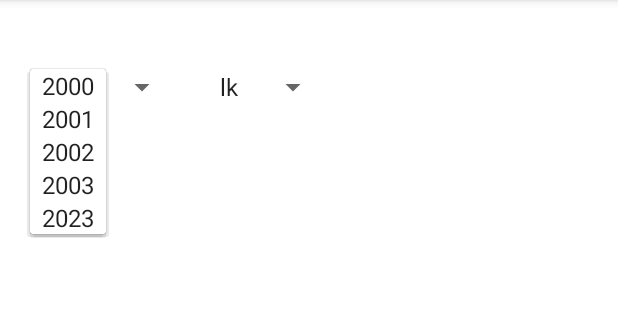
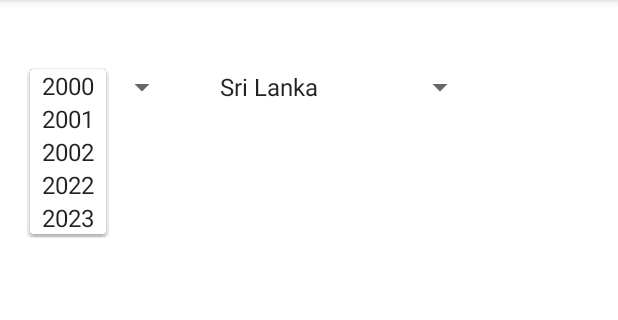
Before and after one commit to direx99/holiday-calender-app, an Android app: the screen it shows after launch (MainActivity), after a tap on "2023", on a phone screen of 412 x 824 dp, the part 84-404 px from its top. Run offline under Robolectric (Android 15) with nearby library versions, the phone set to English and light mode, and no system bars; our stand-ins replace Volley; network calls fail.

Commit message:
set country code and name using pair

```diff
--- a/app/src/main/java/io/dinith/holidayapp/MainActivity.kt
+++ b/app/src/main/java/io/dinith/holidayapp/MainActivity.kt
@@ -29,8 +29,18 @@ class MainActivity : AppCompatActivity() {
     var holidayArray = JSONArray()
 
 
+    val countries = listOf(
+        Pair("lk", "Sri Lanka"),
+        Pair("us", "United States"),
+        Pair("uk", "United Kingdom"),
+        Pair("in", "India"),
+        Pair("jp", "Japan"),
+
+        )
 
     override fun onCreate(savedInstanceState: Bundle?) {
+
+
         super.onCreate(savedInstanceState)
         setContentView(R.layout.activity_main)
 
@@ -40,7 +50,7 @@ class MainActivity : AppCompatActivity() {
         val currentYear = Calendar.getInstance().get(Calendar.YEAR).toString()
 
 
-        val data = listOf("2000","2001","2002","2003","2023")
+        val data = listOf("2000","2001","2002","2022","2023")
         val adapter = ArrayAdapter(this, android.R.layout.simple_spinner_item, data)
 
         spinner.adapter = adapter
@@ -62,13 +72,16 @@ class MainActivity : AppCompatActivity() {
                 // Do nothing
             }
         }
-        val countries = listOf("lk","us","uk","in","jp")
-        val countryAdapter = ArrayAdapter(this, android.R.layout.simple_spinner_item, countries)
-        val systemLocale = Locale.getDefault()
-        val systemCountry = systemLocale.country
+
+
+
+        val countryAdapter = ArrayAdapter(this, android.R.layout.simple_spinner_item, countries.map { it.second })
+        val defaultCountryCode = Locale.getDefault().country
+        val defaultCountryIndex = countries.indexOfFirst { it.first == defaultCountryCode }
+
         spinner1.adapter = countryAdapter
-        val systemCountryIndex = countries.indexOf(systemCountry)
-        spinner1.setSelection(systemCountryIndex)
+        spinner1.setSelection(defaultCountryIndex)
+
 
 
         spinner1.onItemSelectedListener = object : AdapterView.OnItemSelectedListener {
@@ -76,11 +89,10 @@ class MainActivity : AppCompatActivity() {
                 val selectedItem = parent.getItemAtPosition(position) as String
                 Toast.makeText(applicationContext,"Selected $selectedItem", Toast.LENGTH_LONG).show()
 
-
-                selectedCountry = selectedItem
+                // Retrieve the corresponding country code from the list of countries
+                selectedCountry = countries[position].first
 
                 getHolidaydata(selectedYear, selectedCountry)
-
             }
 
             override fun onNothingSelected(parent: AdapterView<*>) {
```
Also changed, not shown: 1 other file.
